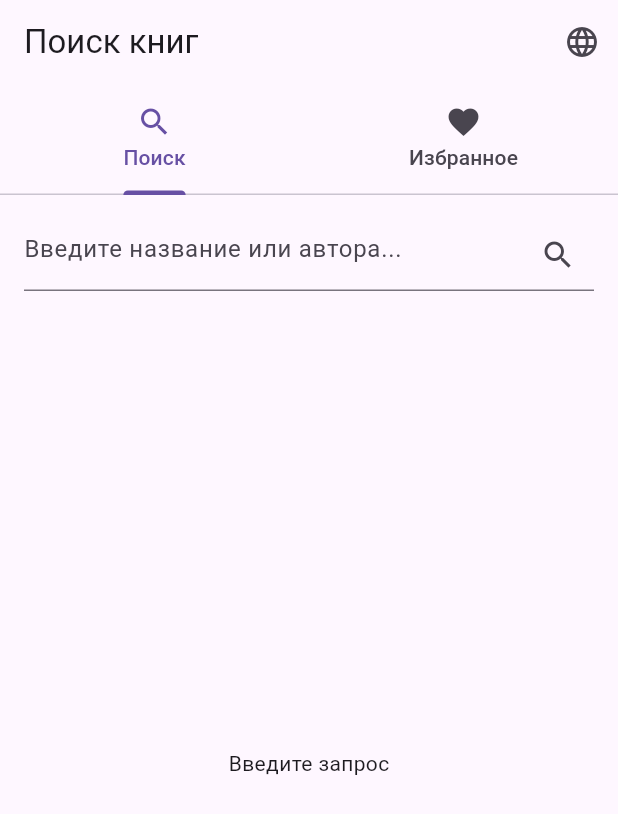
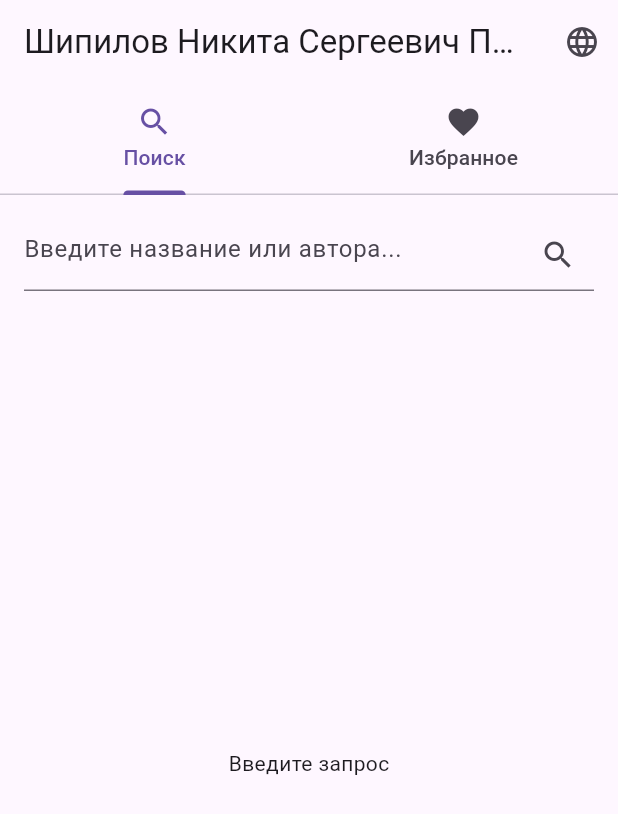
Before and after one commit to LAYT73/Flutter_Labs, a Flutter app: the screen it shows after launch, on a phone screen of 412 x 824 dp. Shown: the top 814 px of the screen. Run offline on Flutter 3.47's test engine with Material 3 defaults, Android fonts, the phone set to English and light mode, and no system bars; our stand-ins replace drift, flutter_bloc, rxdart; accounts and stored records are empty; generated files the repository leaves out were written again.

Commit message:
fix: AppBar in locale

```diff
--- a/lib/data/database/app_database.dart
+++ b/lib/data/database/app_database.dart
@@ -44,11 +44,10 @@ class AppDatabase extends _$AppDatabase {
   }
 }
 
-// ✅ Правильно: передаём File, а не String
 LazyDatabase _openConnection() {
   return LazyDatabase(() async {
     final dbFolder = await getApplicationDocumentsDirectory();
     final file = p.join(dbFolder.path, 'db.sqlite');
-    return NativeDatabase(File(file)); // ← Оберни в File
+    return NativeDatabase(File(file));
   });
 }
--- a/lib/localization/locales/en.json
+++ b/lib/localization/locales/en.json
@@ -1,5 +1,5 @@
 {
-  "appTitle": "Book Search",
+  "appTitle": "Shipilov Nikita Sergeevich PIbd-31",
   "searchHint": "Enter title or author...",
   "searchButton": "Search",
   "noResults": "No results found",
--- a/lib/localization/locales/ru.json
+++ b/lib/localization/locales/ru.json
@@ -1,5 +1,5 @@
 {
-  "appTitle": "Поиск книг",
+  "appTitle": "Шипилов Никита Сергеевич ПИбд-31",
   "searchHint": "Введите название или автора...",
   "searchButton": "Поиск",
   "noResults": "Ничего не найдено",
--- a/lib/main.dart
+++ b/lib/main.dart
@@ -20,7 +20,7 @@ class BookSearchApp extends StatefulWidget {
 }
 
 class _BookSearchAppState extends State<BookSearchApp> {
-  Locale _locale = const Locale('ru'); // текущий язык
+  Locale _locale = const Locale('ru');
 
   void setLocale(Locale locale) {
     setState(() {
```
Also changed, not shown: assets/images/app_icon.png (added), lib/data/database/app_database.g.dart (added), 13 other files.
